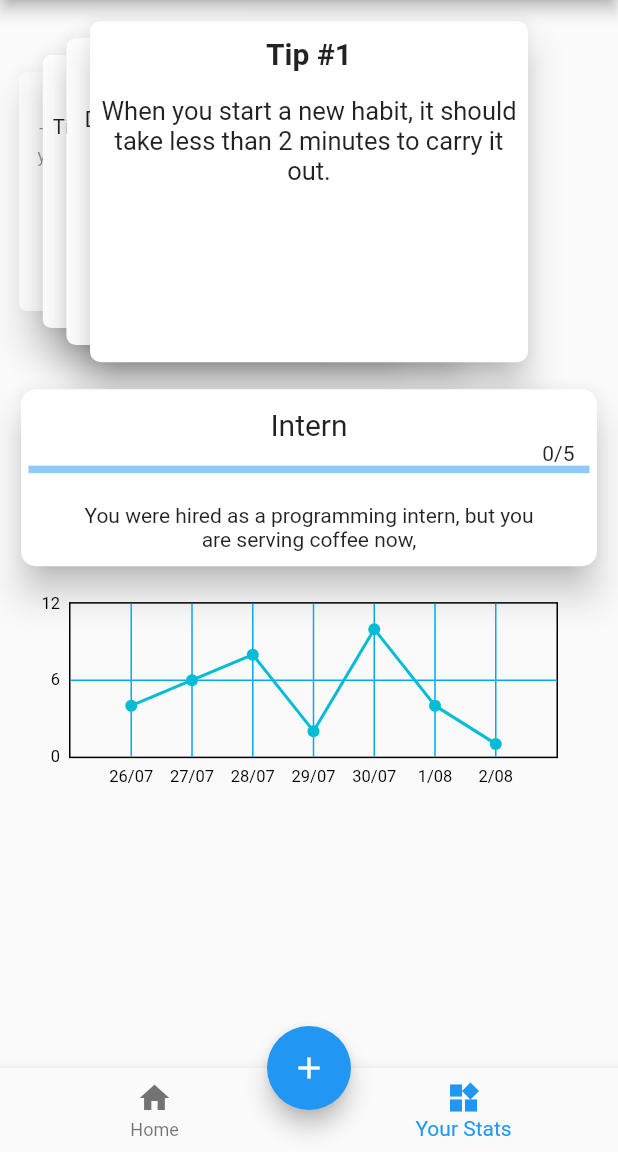
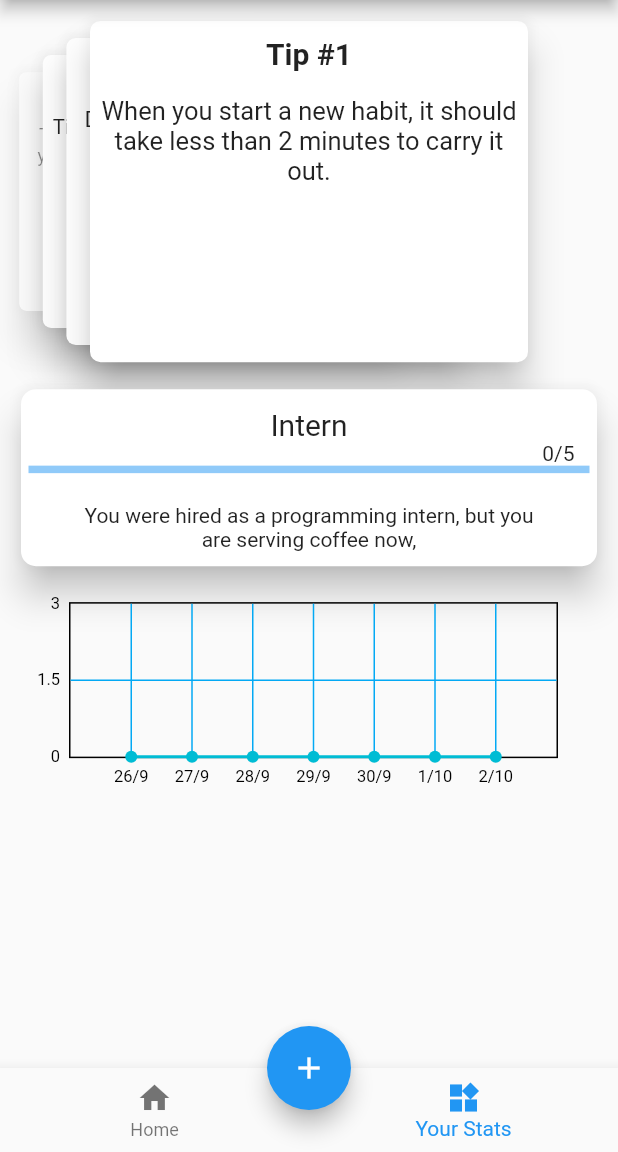
Before and after one commit to theexidge/routinger, a Flutter app: the screen it shows after launch, item 2 of the bottom bar chosen, on a phone screen of 412 x 824 dp, the part 84-1236 px from its top. Run offline on Flutter 3.47's test engine with Material 2 defaults, Android fonts, the phone set to English and light mode, and no system bars; drawn by our look-alikes of card_swiper, fl_chart; our stand-ins replace flutter_local_notifications, flutter_native_timezone, sqflite, timezone; missing offline and left inert: mdi; accounts and stored records are empty; Roboto replaces fonts that are missing (KleeOne).

Commit message:
Added the functionality to control the chart

```diff
--- a/lib/main.dart
+++ b/lib/main.dart
@@ -1,5 +1,6 @@
 import 'package:flutter/material.dart';
 import 'package:provider/provider.dart';
+import 'package:routinger/provider/charts_stats.dart';
 import 'package:routinger/provider/experience_points.dart';
 
 // Provider Imports
@@ -29,6 +30,9 @@ class MyApp extends StatelessWidget {
         ChangeNotifierProvider(
           create: (_) => ExperiencePoints(),
         ),
+        ChangeNotifierProvider(
+          create: (_) => ChartStats(),
+        ),
       ],
       child: MaterialApp(
         title: 'Routinger',
--- a/lib/provider/charts_stats.dart
+++ b/lib/provider/charts_stats.dart
@@ -2,7 +2,7 @@ import 'package:flutter/material.dart';
 
 class ChartStats with ChangeNotifier {
   List<DateTime> chartDates = [];
-  List<int> tasksCompleted = [0, 0, 0, 0, 0, 0, 0];
+  List<double> tasksCompleted = [0, 0, 0, 0, 0, 0, 0];
 
   void initialise(DateTime today) {
     if (chartDates.isEmpty) {
@@ -24,13 +24,14 @@ class ChartStats with ChangeNotifier {
 
   void addTaskCompleted({int points = 1}) {
     tasksCompleted[DateTime.now().weekday] += points;
+    notifyListeners();
   }
 
-  int getMaximumTasksInteger() {
-    int numToReturn = 0;
+  double getMaximumTasksDouble() {
+    double numToReturn = 0;
     for (int i = 0; i < tasksCompleted.length; i++) {
       if (numToReturn < tasksCompleted[i]) {
-        numToReturn = tasksCompleted[i];
+        numToReturn = tasksCompleted[i].toDouble();
       }
     }
     return numToReturn;
@@ -44,7 +45,7 @@ class ChartStats with ChangeNotifier {
     DateTime sundayOfTheWeek =
         DateTime.now().subtract(Duration(days: today.weekday));
     for (int i = 0; i < 7; i++) {
-      chartDates.add(sundayOfTheWeek.add(Duration(days: 1)));
+      chartDates.add(sundayOfTheWeek.add(Duration(days: i)));
     }
   }
 
--- a/lib/screens/home_screen.dart
+++ b/lib/screens/home_screen.dart
@@ -145,7 +145,7 @@ class _HomeScreenState extends State<HomeScreen> {
                             ),
                             padding: EdgeInsets.only(right: 40),
                             height: 130,
-                            child: StatsChart(maxTasks: 10)),
+                            child: StatsChart()),
                       ],
                     ),
                   )
--- a/lib/widgets/stats_chart.dart
+++ b/lib/widgets/stats_chart.dart
@@ -1,20 +1,24 @@
 import 'package:fl_chart/fl_chart.dart';
 import 'package:flutter/material.dart';
+import 'package:provider/provider.dart';
+import 'package:routinger/provider/charts_stats.dart';
 
 class StatsChart extends StatelessWidget {
-  final double maxTasks;
-
-  StatsChart({
-    required this.maxTasks,
-  });
   @override
   Widget build(BuildContext context) {
+    Provider.of<ChartStats>(context, listen: false).initialise(DateTime.now());
+    final List<String> titles =
+        Provider.of<ChartStats>(context, listen: false).getDates();
+    final List<double> tasksCompleted =
+        Provider.of<ChartStats>(context, listen: false).tasksCompleted;
     return LineChart(
       LineChartData(
         minX: 0,
         maxX: 8,
         minY: 0,
-        maxY: maxTasks + 2,
+        maxY: Provider.of<ChartStats>(context, listen: false)
+                .getMaximumTasksDouble() +
+            3,
         titlesData: FlTitlesData(
           show: true,
           bottomTitles: SideTitles(
@@ -23,19 +27,19 @@ class StatsChart extends StatelessWidget {
             getTitles: (val) {
               switch (val.toInt()) {
                 case 1:
-                  return '26/07';
+                  return titles[0];
                 case 2:
-                  return '27/07';
+                  return titles[1];
                 case 3:
-                  return '28/07';
+                  return titles[2];
                 case 4:
-                  return '29/07';
+                  return titles[3];
                 case 5:
-                  return '30/07';
+                  return titles[4];
                 case 6:
-                  return '1/08';
+                  return titles[5];
                 case 7:
-                  return '2/08';
+                  return titles[6];
               }
               return '';
             },
@@ -56,13 +60,13 @@ class StatsChart extends StatelessWidget {
         lineBarsData: [
           LineChartBarData(
             spots: [
-              FlSpot(1, 4),
-              FlSpot(2, 6),
-              FlSpot(3, 8),
-              FlSpot(4, 2),
-              FlSpot(5, 10),
-              FlSpot(6, 4),
-              FlSpot(7, 1),
+              FlSpot(1, tasksCompleted[0]),
+              FlSpot(2, tasksCompleted[1]),
+              FlSpot(3, tasksCompleted[2]),
+              FlSpot(4, tasksCompleted[3]),
+              FlSpot(5, tasksCompleted[4]),
+              FlSpot(6, tasksCompleted[5]),
+              FlSpot(7, tasksCompleted[6]),
             ],
           )
         ],
```
